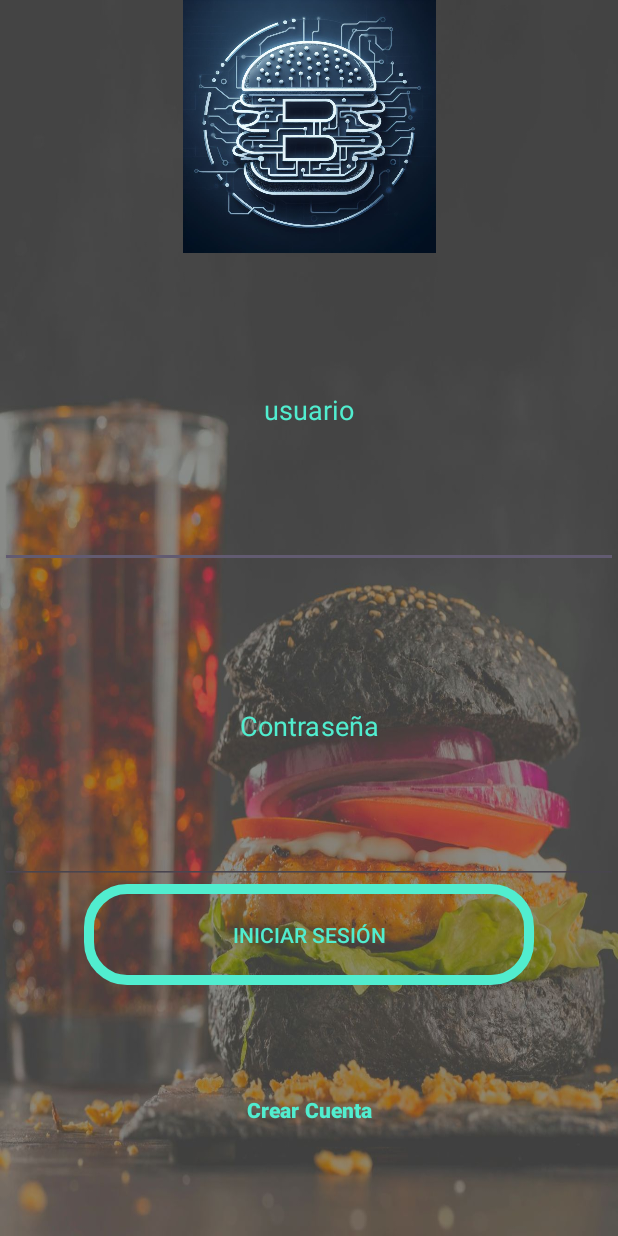
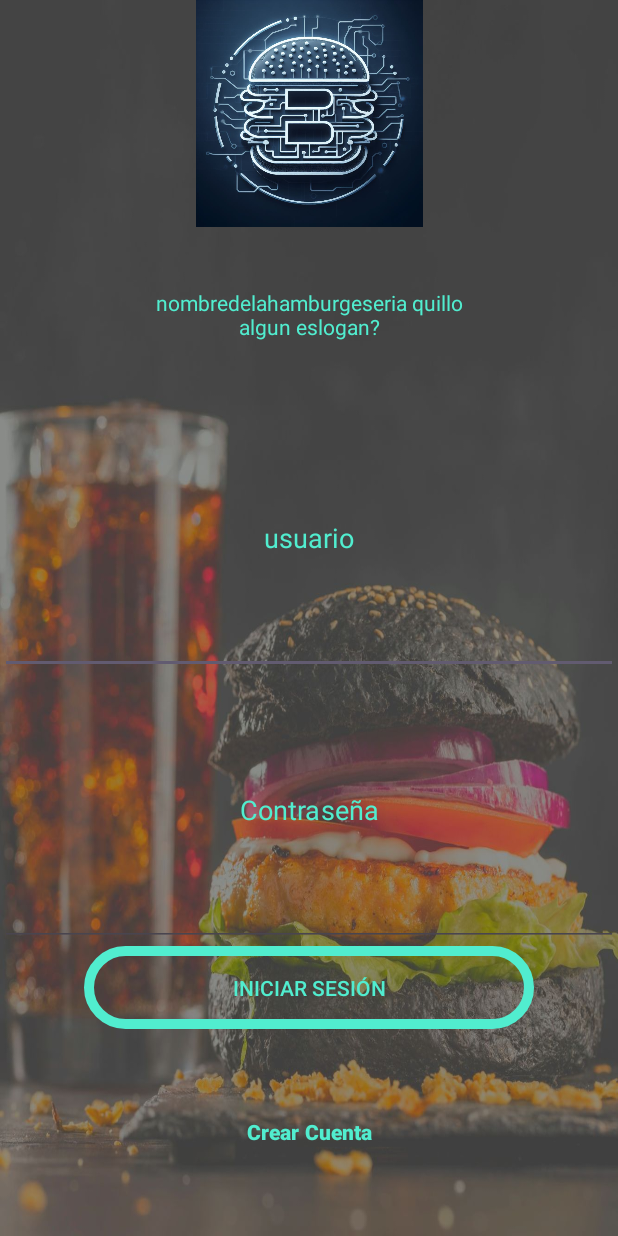
Before and after one commit to kikewest/Burger, an Android app: the screen it shows after launch (MainActivity), on a phone screen of 412 x 824 dp. Run offline under Robolectric (Android 15) with nearby library versions, the phone set to English and light mode, and no system bars.

Commit message:
cambio boton

```diff
--- a/app/src/main/res/layout/activity_main.xml
+++ b/app/src/main/res/layout/activity_main.xml
@@ -25,6 +25,16 @@
             android:gravity="center"
             android:src="@drawable/logo2"
              />
+
+        <TextView
+            android:id="@+id/textView"
+            android:layout_width="match_parent"
+            android:layout_height="wrap_content"
+            android:layout_weight="0.3"
+            android:gravity="center"
+            android:text="nombredelahamburgeseria quillo\nalgun eslogan?"
+            android:textColor="@color/aqua"
+            />
 
         <EditText
             android:id="@+id/editTextText"
--- a/app/src/main/res/values/colors.xml
+++ b/app/src/main/res/values/colors.xml
@@ -3,5 +3,6 @@
     <color name="black">#FF000000</color>
     <color name="white">#FFFFFFFF</color>
     <color name="aqua">#51EDCF</color>
+    <color name="aquaos">#0F372F</color>
 
 </resources>
```
Also changed, not shown: app/src/main/res/drawable/gradient.xml (added, +11 -0 lines).
